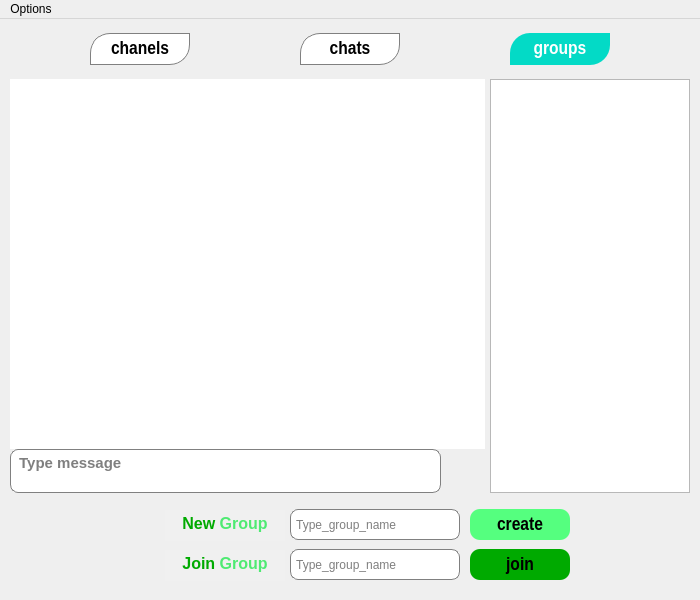
This is jamin-gram/groups.ui in raminLgh/jamin-gram as Qt 5 draws it before an edit. The edited form follows.
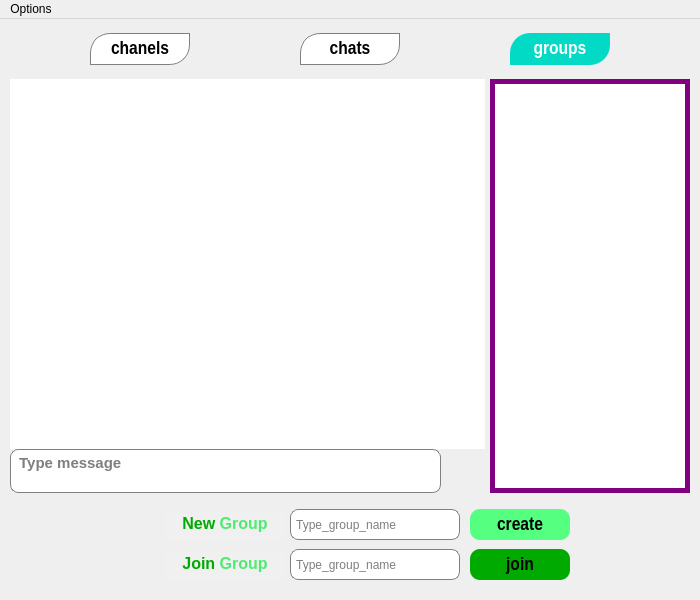
This is the edited form. Icons and pictures are not drawn.

```diff
--- a/jamin-gram/groups.ui
+++ b/jamin-gram/groups.ui
@@ -204,7 +204,7 @@
      </font>
     </property>
     <property name="styleSheet">
-     <string notr="true"/>
+     <string notr="true">border:5px solid  purple;</string>
     </property>
    </widget>
    <widget class="QTextEdit" name="type_ted">
```
